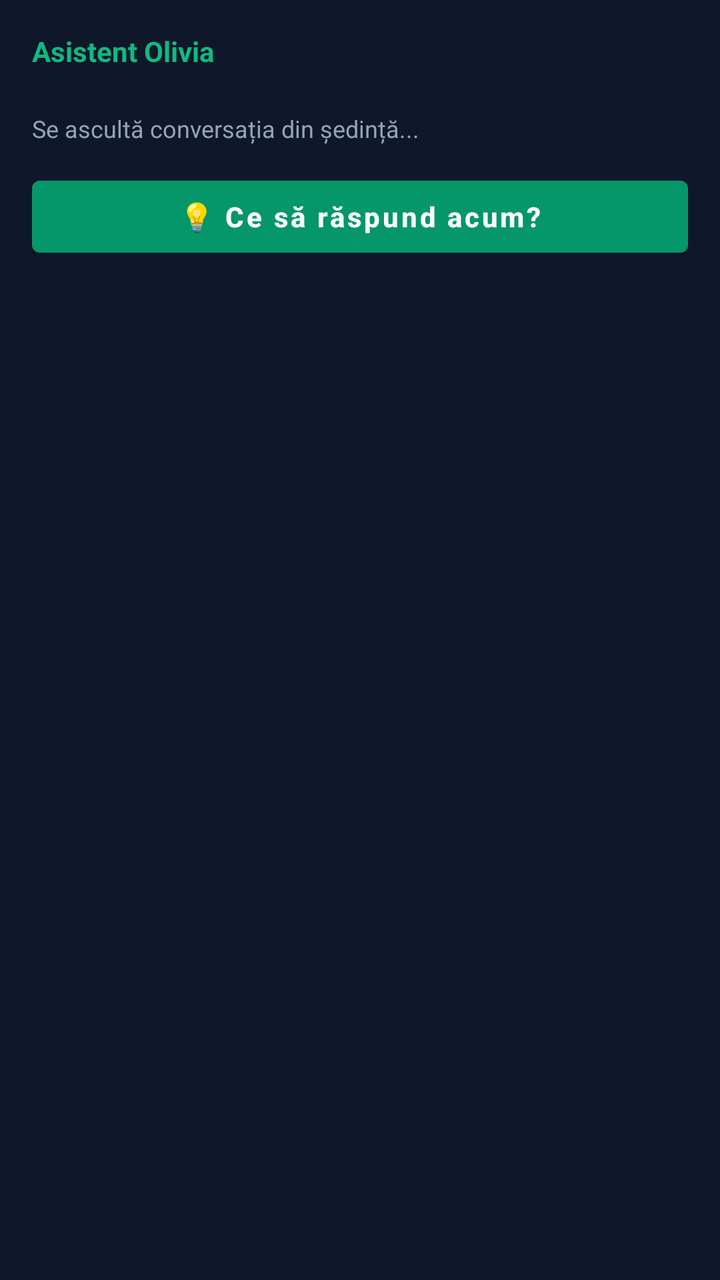
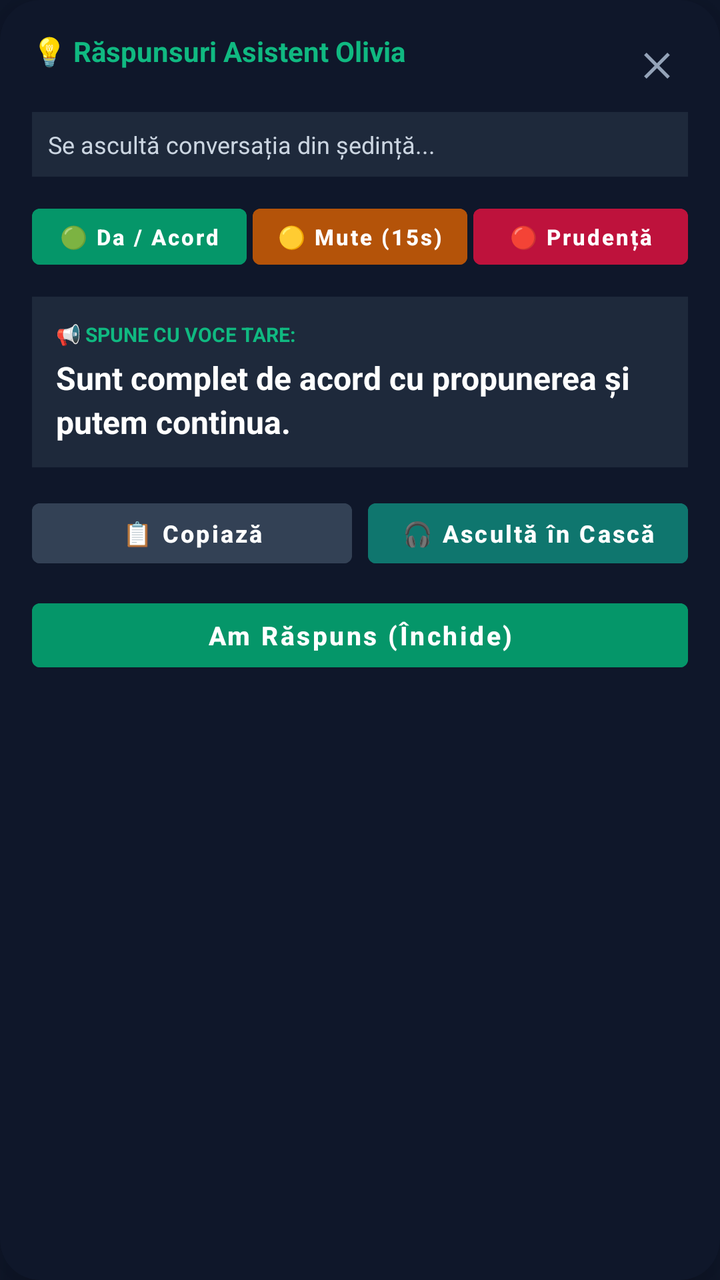

Before-and-after screenshots of an Android layout around one commit, followed by the original layout XML and the change that was made.
<!-- AndroidManifest.xml: application theme Theme.OliviaCopilot -->
<!-- res/layout/floating_answer_card.xml -->
<?xml version="1.0" encoding="utf-8"?>
<LinearLayout xmlns:android="http://schemas.android.com/apk/res/android"
    android:id="@+id/cardRoot"
    android:layout_width="320dp"
    android:layout_height="wrap_content"
    android:orientation="vertical"
    android:background="@color/bg_dark"
    android:padding="16dp"
    android:elevation="12dp">

    
    <RelativeLayout
        android:layout_width="match_parent"
        android:layout_height="wrap_content"
        android:layout_marginBottom="8dp">

        <TextView
            android:layout_width="wrap_content"
            android:layout_height="wrap_content"
            android:text="Asistent Olivia"
            android:textColor="@color/emerald_500"
            android:textStyle="bold"
            android:textSize="14sp" />

        <Button
            android:id="@+id/btnCloseCard"
            android:layout_width="32dp"
            android:layout_height="32dp"
            android:layout_alignParentEnd="true"
            android:text="✕"
            android:textColor="@color/text_muted"
            android:background="?android:attr/selectableItemBackground"
            android:textSize="14sp" />
    </RelativeLayout>

    
    <TextView
        android:id="@+id/txtLiveCaptions"
        android:layout_width="match_parent"
        android:layout_height="wrap_content"
        android:text="Se ascultă conversația din ședință..."
        android:textColor="@color/text_muted"
        android:textSize="12sp"
        android:italic="true"
        android:maxLines="3"
        android:layout_marginBottom="12dp" />

    
    <Button
        android:id="@+id/btnQuickAnswer"
        android:layout_width="match_parent"
        android:layout_height="48dp"
        android:text="💡 Ce să răspund acum?"
        android:textAllCaps="false"
        android:backgroundTint="@color/emerald_600"
        android:textColor="@color/text_white"
        android:textStyle="bold"
        android:layout_marginBottom="12dp" />

    
    <LinearLayout
        android:id="@+id/responseBox"
        android:layout_width="match_parent"
        android:layout_height="wrap_content"
        android:orientation="vertical"
        android:background="@color/card_dark"
        android:padding="12dp"
        android:visibility="gone">

        <TextView
            android:layout_width="wrap_content"
            android:layout_height="wrap_content"
            android:text="📢 RĂSPUNS DE SPUS CU VOCE TARE:"
            android:textColor="@color/emerald_500"
            android:textSize="11sp"
            android:textStyle="bold"
            android:layout_marginBottom="4dp" />

        <TextView
            android:id="@+id/txtSpokenResponse"
            android:layout_width="match_parent"
            android:layout_height="wrap_content"
            android:text="Sunt de acord cu propunerea și putem continua."
            android:textColor="@color/text_white"
            android:textSize="15sp"
            android:textStyle="bold"
            android:lineSpacingExtra="3dp" />
    </LinearLayout>

</LinearLayout>
<!-- resources referenced by this layout -->
<resources>
  <color name="bg_dark">#0F172A</color>
  <color name="card_dark">#1E293B</color>
  <color name="emerald_500">#10B981</color>
  <color name="emerald_600">#059669</color>
  <color name="text_muted">#94A3B8</color>
  <color name="text_white">#F8FAFC</color>
  <style name="Theme.OliviaCopilot" parent="Theme.MaterialComponents.DayNight.NoActionBar">
          <item name="colorPrimary">@color/emerald_500</item>
          <item name="colorPrimaryVariant">@color/emerald_600</item>
          <item name="colorOnPrimary">@color/text_white</item>
          <item name="android:statusBarColor">@color/bg_dark</item>
          <item name="android:windowBackground">@color/bg_dark</item>
      </style>
</resources>

<!-- the commit's change to res/layout/floating_answer_card.xml (unified diff, before → after) -->
@@ -1,90 +1,191 @@
 <?xml version="1.0" encoding="utf-8"?>
-<LinearLayout xmlns:android="http://schemas.android.com/apk/res/android"
+<androidx.cardview.widget.CardView xmlns:android="http://schemas.android.com/apk/res/android"
+    xmlns:app="http://schemas.android.com/apk/res-auto"
     android:id="@+id/cardRoot"
-    android:layout_width="320dp"
+    android:layout_width="340dp"
     android:layout_height="wrap_content"
-    android:orientation="vertical"
-    android:background="@color/bg_dark"
-    android:padding="16dp"
-    android:elevation="12dp">
+    app:cardCornerRadius="20dp"
+    app:cardElevation="16dp"
+    app:cardBackgroundColor="#0F172A"
+    android:layout_gravity="center">
 
-    
-    <RelativeLayout
-        android:layout_width="match_parent"
-        android:layout_height="wrap_content"
-        android:layout_marginBottom="8dp">
-
-        <TextView
-            android:layout_width="wrap_content"
-            android:layout_height="wrap_content"
-            android:text="Asistent Olivia"
-            android:textColor="@color/emerald_500"
-            android:textStyle="bold"
-            android:textSize="14sp" />
-
-        <Button
-            android:id="@+id/btnCloseCard"
-            android:layout_width="32dp"
-            android:layout_height="32dp"
-            android:layout_alignParentEnd="true"
-            android:text="✕"
-            android:textColor="@color/text_muted"
-            android:background="?android:attr/selectableItemBackground"
-            android:textSize="14sp" />
-    </RelativeLayout>
-
-    
-    <TextView
-        android:id="@+id/txtLiveCaptions"
-        android:layout_width="match_parent"
-        android:layout_height="wrap_content"
-        android:text="Se ascultă conversația din ședință..."
-        android:textColor="@color/text_muted"
-        android:textSize="12sp"
-        android:italic="true"
-        android:maxLines="3"
-        android:layout_marginBottom="12dp" />
-
-    
-    <Button
-        android:id="@+id/btnQuickAnswer"
-        android:layout_width="match_parent"
-        android:layout_height="48dp"
-        android:text="💡 Ce să răspund acum?"
-        android:textAllCaps="false"
-        android:backgroundTint="@color/emerald_600"
-        android:textColor="@color/text_white"
-        android:textStyle="bold"
-        android:layout_marginBottom="12dp" />
-
-    
     <LinearLayout
-        android:id="@+id/responseBox"
         android:layout_width="match_parent"
         android:layout_height="wrap_content"
         android:orientation="vertical"
-        android:background="@color/card_dark"
-        android:padding="12dp"
-        android:visibility="gone">
+        android:padding="16dp">
 
-        <TextView
-            android:layout_width="wrap_content"
-            android:layout_height="wrap_content"
-            android:text="📢 RĂSPUNS DE SPUS CU VOCE TARE:"
-            android:textColor="@color/emerald_500"
-            android:textSize="11sp"
-            android:textStyle="bold"
-            android:layout_marginBottom="4dp" />
-
-        <TextView
-            android:id="@+id/txtSpokenResponse"
+        
+        <RelativeLayout
             android:layout_width="match_parent"
             android:layout_height="wrap_content"
-            android:text="Sunt de acord cu propunerea și putem continua."
-            android:textColor="@color/text_white"
-            android:textSize="15sp"
+            android:layout_marginBottom="8dp">
+
+            <TextView
+                android:id="@+id/cardTitle"
+                android:layout_width="wrap_content"
+                android:layout_height="wrap_content"
+                android:text="💡 Răspunsuri Asistent Olivia"
+                android:textColor="#10B981"
+                android:textStyle="bold"
+                android:textSize="14sp" />
+
+            <TextView
+                android:id="@+id/btnCloseCard"
+                android:layout_width="32dp"
+                android:layout_height="32dp"
+                android:layout_alignParentEnd="true"
+                android:text="✕"
+                android:textColor="#94A3B8"
+                android:gravity="center"
+                android:background="?android:attr/selectableItemBackgroundBorderless"
+                android:textStyle="bold"
+                android:textSize="16sp" />
+        </RelativeLayout>
+
+        
+        <TextView
+            android:id="@+id/txtLiveCaptions"
+            android:layout_width="match_parent"
+            android:layout_height="wrap_content"
+            android:text="Se ascultă conversația din ședință..."
+            android:textColor="#CBD5E1"
+            android:textSize="12sp"
+            android:italic="true"
+            android:maxLines="2"
+            android:ellipsize="end"
+            android:background="#1E293B"
+            android:padding="8dp"
+            android:layout_marginBottom="10dp" />
+
+        
+        <LinearLayout
+            android:layout_width="match_parent"
+            android:layout_height="wrap_content"
+            android:orientation="horizontal"
+            android:weightSum="3"
+            android:layout_marginBottom="10dp">
+
+            <Button
+                android:id="@+id/btnTacticalAgree"
+                android:layout_width="0dp"
+                android:layout_height="40dp"
+                android:layout_weight="1"
+                android:text="🟢 Da / Acord"
+                android:textSize="11sp"
+                android:textStyle="bold"
+                android:textAllCaps="false"
+                android:backgroundTint="#059669"
+                android:textColor="#FFFFFF"
+                android:layout_marginEnd="3dp"
+                android:padding="0dp" />
+
+            <Button
+                android:id="@+id/btnTacticalStall"
+                android:layout_width="0dp"
+                android:layout_height="40dp"
+                android:layout_weight="1"
+                android:text="🟡 Mute (15s)"
+                android:textSize="11sp"
+                android:textStyle="bold"
+                android:textAllCaps="false"
+                android:backgroundTint="#B45309"
+                android:textColor="#FFFFFF"
+                android:layout_marginEnd="3dp"
+                android:padding="0dp" />
+
+            <Button
+                android:id="@+id/btnTacticalCaution"
+                android:layout_width="0dp"
+                android:layout_height="40dp"
+                android:layout_weight="1"
+                android:text="🔴 Prudență"
+                android:textSize="11sp"
+                android:textStyle="bold"
+                android:textAllCaps="false"
+                android:backgroundTint="#BE123C"
+                android:textColor="#FFFFFF"
+                android:padding="0dp" />
+        </LinearLayout>
+
+        
+        <LinearLayout
+            android:id="@+id/responseBox"
+            android:layout_width="match_parent"
+            android:layout_height="wrap_content"
+            android:orientation="vertical"
+            android:background="#1E293B"
+            android:padding="12dp"
+            android:layout_marginBottom="12dp">
+
+            <TextView
+                android:id="@+id/txtResponseLabel"
+                android:layout_width="wrap_content"
+                android:layout_height="wrap_content"
+                android:text="📢 SPUNE CU VOCE TARE:"
+                android:textColor="#10B981"
+                android:textSize="10sp"
+                android:textStyle="bold"
+                android:layout_marginBottom="4dp" />
+
+            <TextView
+                android:id="@+id/txtSpokenResponse"
+                android:layout_width="match_parent"
+                android:layout_height="wrap_content"
+                android:text="Sunt complet de acord cu propunerea și putem continua."
+                android:textColor="#FFFFFF"
+                android:textSize="16sp"
+                android:textStyle="bold"
+                android:lineSpacingExtra="3dp" />
+        </LinearLayout>
+
+        
+        <LinearLayout
+            android:layout_width="match_parent"
+            android:layout_height="wrap_content"
+            android:orientation="horizontal"
+            android:weightSum="2"
+            android:layout_marginBottom="8dp">
+
+            <Button
+                android:id="@+id/btnCopyResponse"
+                android:layout_width="0dp"
+                android:layout_height="42dp"
+                android:layout_weight="1"
+                android:text="📋 Copiază"
+                android:textAllCaps="false"
+                android:textSize="12sp"
+                android:textStyle="bold"
+                android:backgroundTint="#334155"
+                android:textColor="#FFFFFF"
+                android:layout_marginEnd="4dp" />
+
+            <Button
+                android:id="@+id/btnSpeakResponse"
+                android:layout_width="0dp"
+                android:layout_height="42dp"
+                android:layout_weight="1"
+                android:text="🎧 Ascultă în Cască"
+                android:textAllCaps="false"
+                android:textSize="12sp"
+                android:textStyle="bold"
+                android:backgroundTint="#0F766E"
+                android:textColor="#FFFFFF"
+                android:layout_marginStart="4dp" />
+        </LinearLayout>
+
+        
+        <Button
+            android:id="@+id/btnDone"
+            android:layout_width="match_parent"
+            android:layout_height="44dp"
+            android:text="Am Răspuns (Închide)"
+            android:textAllCaps="false"
+            android:textSize="13sp"
             android:textStyle="bold"
-            android:lineSpacingExtra="3dp" />
+            android:backgroundTint="#059669"
+            android:textColor="#FFFFFF" />
+
     </LinearLayout>
 
-</LinearLayout>
+</androidx.cardview.widget.CardView>
<!-- resource entries referenced after the edit -->
@@ -1,10 +1,8 @@
 <!-- resources referenced by this layout -->
 <resources>
   <color name="bg_dark">#0F172A</color>
-  <color name="card_dark">#1E293B</color>
   <color name="emerald_500">#10B981</color>
   <color name="emerald_600">#059669</color>
-  <color name="text_muted">#94A3B8</color>
   <color name="text_white">#F8FAFC</color>
   <style name="Theme.OliviaCopilot" parent="Theme.MaterialComponents.DayNight.NoActionBar">
           <item name="colorPrimary">@color/emerald_500</item>
